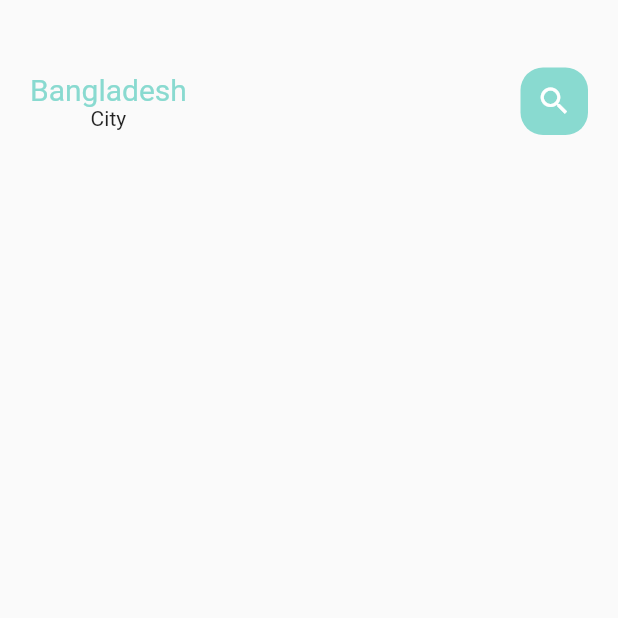
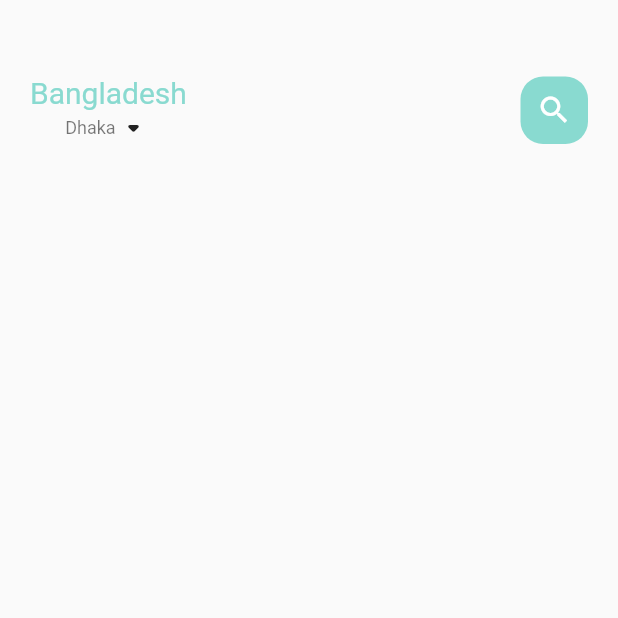
Before and after one commit to Md-Shadiuzzaman-Khan/Food-Delivary-E-commerce-App, a Flutter app: the screen it shows after launch, on a phone screen of 412 x 824 dp, the top half of it. Run offline on Flutter 3.47's test engine with Material 2 defaults, Android fonts, the phone set to English and light mode, and no system bars.

Commit message:
Initial commit
e-commerce app

```diff
--- a/lib/home/main_food_page.dart
+++ b/lib/home/main_food_page.dart
@@ -2,6 +2,7 @@ import 'package:flutter/cupertino.dart';
 import 'package:flutter/material.dart';
 import 'package:food_delivary_app/utils/colors.dart';
 import 'package:food_delivary_app/widgets/big_text.dart';
+import 'package:food_delivary_app/widgets/small_text.dart';
 
 class MainFoodPage extends StatefulWidget {
   const MainFoodPage({Key? key}) : super(key: key);
@@ -18,7 +19,7 @@ class _MainFoodPageState extends State<MainFoodPage> {
         children: [
           Container(
             child: Container(
-              margin: EdgeInsets.only(top: 45, bottom: 15),
+              margin: EdgeInsets.only(top: 50, bottom: 15),
               padding: EdgeInsets.only(left: 20, right: 20),
               child: Row(
                 mainAxisAlignment: MainAxisAlignment.spaceBetween,
@@ -26,7 +27,12 @@ class _MainFoodPageState extends State<MainFoodPage> {
                   Column(
                     children: [
                       Bigtext(text: "Bangladesh", color: AppColors.mainColor,),
-                      Text("City"),
+                      Row(
+                        children: [
+                          SmallText(text: "Dhaka", color: Colors.black54,),
+                          Icon(Icons.arrow_drop_down_rounded),
+                        ],
+                      ),
                     ],
                   ),
                   Center(
--- a/lib/widgets/big_text.dart
+++ b/lib/widgets/big_text.dart
@@ -16,6 +16,7 @@ class Bigtext extends StatelessWidget {
   Widget build(BuildContext context) {
     return Text(
       text,
+      maxLines: 1,
       overflow: overflow,
       style: TextStyle(
         fontFamily: 'Roboto',
--- a/lib/widgets/small_text.dart
+++ b/lib/widgets/small_text.dart
@@ -0,0 +1,27 @@
+import 'package:flutter/cupertino.dart';
+
+class SmallText extends StatelessWidget {
+  Color? color;
+  final String text;
+  double size;
+  double height;
+  SmallText({Key? key,
+    this.color = const Color(0xFFccc7c5),
+    required this.text,
+    this.size = 12,
+    this.height = 1.2,
+  }) : super(key: key);
+
+  @override
+  Widget build(BuildContext context) {
+    return Text(
+      text,
+      style: TextStyle(
+        fontFamily: 'Roboto',
+        color: color,
+        fontSize: size,
+        height: height,
+      ),
+    );
+  }
+}
```
